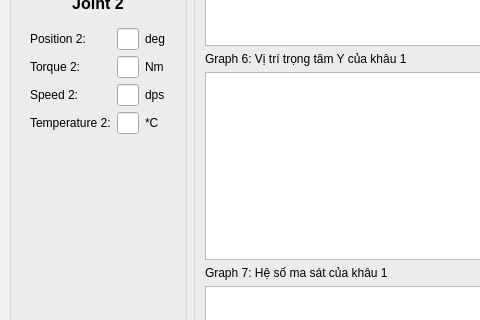
duykienphan/DoAnRobot, file gui.ui: the form before one commit; both pictures show x 0 to 480 and y 243 to 563 of the 1221 by 959 pixel window.
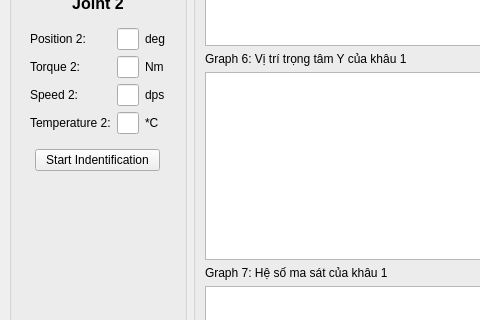
The form after the commit. The open tabs and pages were chosen to show the change. Custom widgets are drawn as their Qt base class.

Commit message: update indentification button

```diff
--- a/gui.ui
+++ b/gui.ui
@@ -1083,6 +1083,69 @@
              </layout>
             </widget>
            </item>
+           <item>
+            <widget class="QWidget" name="widget_7" native="true">
+             <property name="minimumSize">
+              <size>
+               <width>0</width>
+               <height>0</height>
+              </size>
+             </property>
+             <layout class="QHBoxLayout" name="horizontalLayout_2">
+              <property name="leftMargin">
+               <number>0</number>
+              </property>
+              <property name="topMargin">
+               <number>0</number>
+              </property>
+              <property name="rightMargin">
+               <number>0</number>
+              </property>
+              <property name="bottomMargin">
+               <number>0</number>
+              </property>
+              <item>
+               <spacer name="horizontalSpacer">
+                <property name="orientation">
+                 <enum>Qt::Horizontal</enum>
+                </property>
+                <property name="sizeHint" stdset="0">
+                 <size>
+                  <width>31</width>
+                  <height>20</height>
+                 </size>
+                </property>
+               </spacer>
+              </item>
+              <item>
+               <widget class="QPushButton" name="pushButton_5">
+                <property name="minimumSize">
+                 <size>
+                  <width>125</width>
+                  <height>0</height>
+                 </size>
+                </property>
+                <property name="text">
+                 <string>Start Indentification</string>
+                </property>
+               </widget>
+              </item>
+              <item>
+               <spacer name="horizontalSpacer_2">
+                <property name="orientation">
+                 <enum>Qt::Horizontal</enum>
+                </property>
+                <property name="sizeHint" stdset="0">
+                 <size>
+                  <width>31</width>
+                  <height>20</height>
+                 </size>
+                </property>
+               </spacer>
+              </item>
+             </layout>
+            </widget>
+           </item>
            <item>
             <spacer name="verticalSpacer_2">
              <property name="orientation">
```
Left out of the diff: 2 changed lines with no effect on the pictures. The commit also changes 6 other files.
